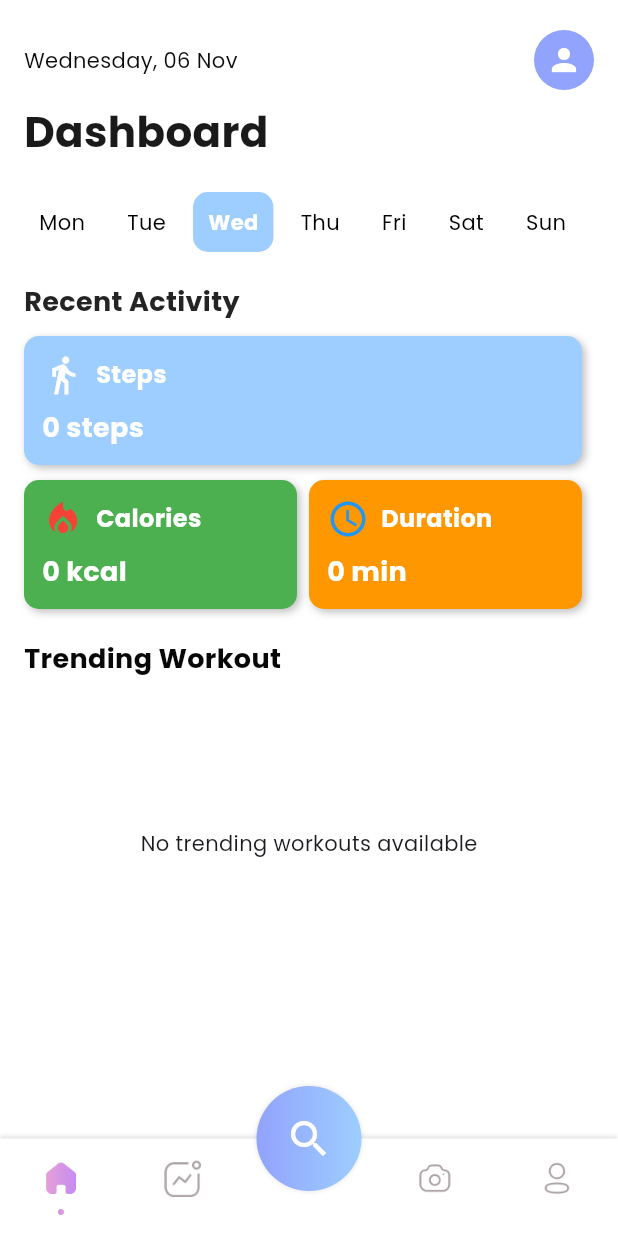
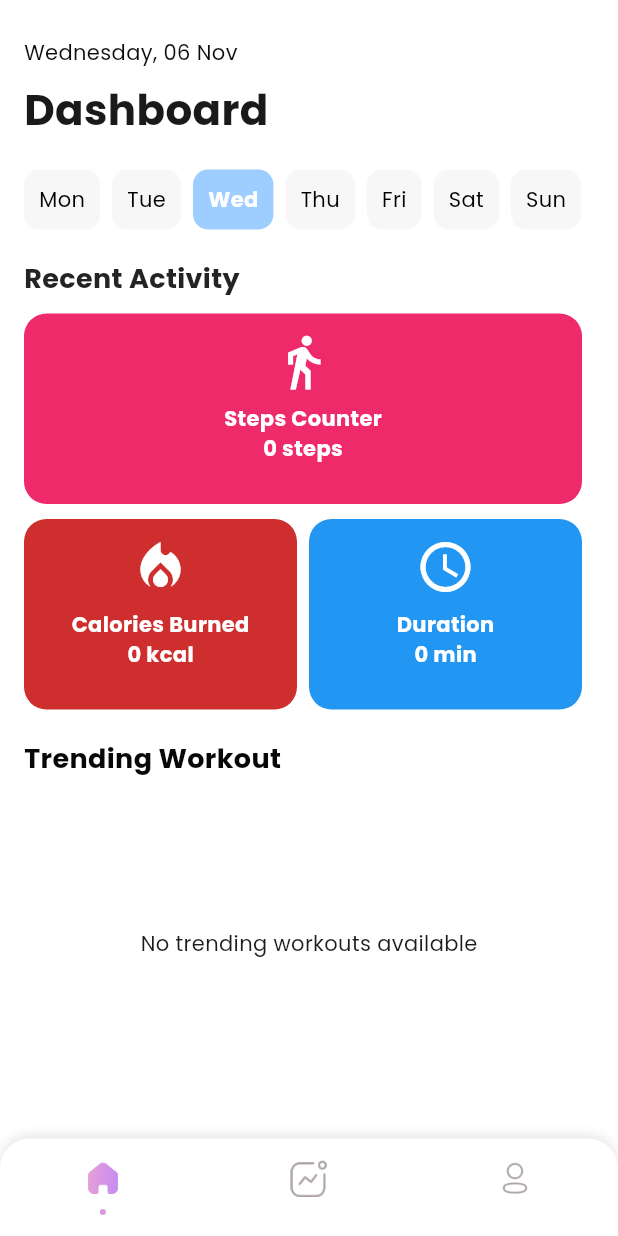
Before and after one commit to Raza-Rz/Fitverse-APP, a Flutter app: the DashboardScreen screen opened by its route, on a phone screen of 412 x 824 dp. Run offline on Flutter 3.47's test engine with Material 3 defaults, Android fonts, the phone set to English and light mode, and no system bars; our stand-ins replace animated_toggle_switch, cloud_firestore, firebase_auth, firebase_core, fl_chart, pedometer and 4 more; missing offline and left inert: dotted_dashed_line, simple_animation_progress_bar; accounts and stored records are empty; key blocks and very long unbroken strings in the code were emptied for the run.

Commit message:
home new

```diff
--- a/lib/view/dashboard/dashboard_screen.dart
+++ b/lib/view/dashboard/dashboard_screen.dart
@@ -30,27 +30,27 @@ class _DashboardScreenState extends State<DashboardScreen> {
   @override
   Widget build(BuildContext context) {
     return Scaffold(
-      backgroundColor: AppColors.whiteColor,
-      floatingActionButtonLocation: FloatingActionButtonLocation.centerDocked,
-      floatingActionButton: InkWell(
-        onTap: () {},
-        child: SizedBox(
-          width: 70,
-          height: 70,
-          child: Container(
-            width: 65,
-            height: 65,
-            decoration: BoxDecoration(
-                gradient: LinearGradient(colors: AppColors.primaryG),
-                borderRadius: BorderRadius.circular(35),
-                boxShadow: const [
-                  BoxShadow(color: Colors.black12, blurRadius: 2)
-                ]),
-            child: const Icon(Icons.search_sharp,
-                color: AppColors.whiteColor, size: 32),
-          ),
-        ),
-      ),
+      backgroundColor: const Color.fromARGB(255, 255, 255, 255),
+      // floatingActionButtonLocation: FloatingActionButtonLocation.centerDocked,
+      // floatingActionButton: InkWell(
+      //   onTap: () {},
+      //   child: SizedBox(
+      //     width: 70,
+      //     height: 70,
+      //     child: Container(
+      //       width: 65,
+      //       height: 65,
+      //       decoration: BoxDecoration(
+      //           gradient: LinearGradient(colors: AppColors.primaryG),
+      //           borderRadius: BorderRadius.circular(35),
+      //           boxShadow: const [
+      //             BoxShadow(color: Colors.black12, blurRadius: 2)
+      //           ]),
+      //       child: const Icon(Icons.search_sharp,
+      //           color: AppColors.whiteColor, size: 32),
+      //     ),
+      //   ),
+      // ),
       body: IndexedStack(
         index: selectTab,
         children: _widgetOptions,
@@ -61,14 +61,21 @@ class _DashboardScreenState extends State<DashboardScreen> {
         padding: const EdgeInsets.all(0),
         child: Container(
           height: Platform.isIOS ? 70 : 65,
+
           decoration: const BoxDecoration(
-              color: AppColors.whiteColor,
+
+              color: Color.fromARGB(255, 255, 255, 255),
+              borderRadius: BorderRadiusDirectional.vertical(
+                top: Radius.circular(20)
+              ),
               boxShadow: [
                 BoxShadow(
-                    color: Colors.black12,
-                    blurRadius: 2,
+                    color: Color.fromARGB(31, 49, 49, 49),
+                    blurRadius: 6,
                     offset: Offset(0, -2))
-              ]),
+              ],
+              ),
+
           child: Row(
             mainAxisAlignment: MainAxisAlignment.spaceAround,
             children: [
@@ -94,18 +101,18 @@ class _DashboardScreenState extends State<DashboardScreen> {
                       });
                     }
                   }),
-              const SizedBox(width: 30),
-              TabButton(
-                  icon: "assets/icons/camera_icon.png",
-                  selectIcon: "assets/icons/camera_select_icon.png",
-                  isActive: selectTab == 2,
-                  onTap: () {
-                    if (mounted) {
-                      setState(() {
-                        selectTab = 2;
-                      });
-                    }
-                  }),
+              // const SizedBox(width: 30),
+              // TabButton(
+              //     icon: "assets/icons/camera_icon.png",
+              //     selectIcon: "assets/icons/camera_select_icon.png",
+              //     isActive: selectTab == 2,
+              //     onTap: () {
+              //       if (mounted) {
+              //         setState(() {
+              //           selectTab = 2;
+              //         });
+              //       }
+              //     }),
               TabButton(
                   icon: "assets/icons/user_icon.png",
                   selectIcon: "assets/icons/user_select_icon.png",
--- a/lib/view/home/home_screen.dart
+++ b/lib/view/home/home_screen.dart
@@ -23,11 +23,13 @@ class _HomeScreenState extends State<HomeScreen> {
   double _caloriesBurned = 0;
   int _duration = 0;
 
+  Map<String, dynamic> localData = {}; // Store local data for all days
+
   @override
   void initState() {
     super.initState();
     _requestPermissions();
-    _fetchDataForSelectedDay(); // Fetch today's data on init
+    _loadLocalData(); // Load data on init
   }
 
   Future<void> _requestPermissions() async {
@@ -46,7 +48,7 @@ class _HomeScreenState extends State<HomeScreen> {
         _caloriesBurned = calculateCaloriesBurned(_totalSteps);
         _duration = (_totalSteps / 1000).round();
       });
-      _logStepsLocally();
+      _logStepsLocally(); // Log steps in local storage
     });
   }
 
@@ -57,24 +59,29 @@ class _HomeScreenState extends State<HomeScreen> {
   void _logStepsLocally() async {
     if (user != null) {
       LocalStorage localStorage = LocalStorage();
-      String currentDate = DateFormat('yyyy-MM-dd').format(DateTime.now()); // Use a standard date format
+      String currentDate = DateFormat('yyyy-MM-dd').format(DateTime.now());
       await localStorage.writeData(currentDate, _totalSteps, _caloriesBurned, _duration);
     }
   }
 
+  Future<void> _loadLocalData() async {
+    LocalStorage localStorage = LocalStorage();
+    Map<String, dynamic> data = await localStorage.readData();
+    setState(() {
+      localData = data;
+      _fetchDataForSelectedDay(); // Fetch data for current day on init
+    });
+  }
+
   Future<void> _fetchDataForSelectedDay() async {
-    LocalStorage localStorage = LocalStorage();
     String selectedDate = _getDateForSelectedDay();
-
-    Map<String, dynamic> data = await localStorage.readData();
-    if (data.containsKey(selectedDate)) {
+    if (localData.containsKey(selectedDate)) {
       setState(() {
-        _totalSteps = data[selectedDate]['totalSteps'];
-        _caloriesBurned = data[selectedDate]['caloriesBurned'];
-        _duration = data[selectedDate]['duration'];
+        _totalSteps = localData[selectedDate]['totalSteps'];
+        _caloriesBurned = localData[selectedDate]['caloriesBurned'];
+        _duration = localData[selectedDate]['duration'];
       });
     } else {
-      // Handle case where no data is available for the selected day
       setState(() {
         _totalSteps = 0;
         _caloriesBurned = 0;
@@ -84,10 +91,7 @@ class _HomeScreenState extends State<HomeScreen> {
   }
 
   String _getDateForSelectedDay() {
-    // Get the current date
     DateTime today = DateTime.now();
-
-    // Calculate the date for the selected day index
     DateTime selectedDate = today.subtract(Duration(days: today.weekday - (selectedDayIndex + 1)));
     return DateFormat('yyyy-MM-dd').format(selectedDate);
   }
@@ -97,10 +101,10 @@ class _HomeScreenState extends State<HomeScreen> {
     String currentDate = DateFormat('EEEE, dd MMM').format(DateTime.now());
 
     return Scaffold(
-      backgroundColor: const Color.fromARGB(255, 255, 255, 255),
+      backgroundColor: Colors.transparent,
       body: SafeArea(
-        child: SingleChildScrollView( // Enable scrolling for the entire screen
-          padding: const EdgeInsets.symmetric(horizontal: 16.0, vertical: 20.0),
+        child: SingleChildScrollView(
+          padding: const EdgeInsets.symmetric(horizontal: 16.0, vertical: 25.0),
           child: Column(
             crossAxisAlignment: CrossAxisAlignment.start,
             children: [
@@ -112,10 +116,10 @@ class _HomeScreenState extends State<HomeScreen> {
                     currentDate,
                     style: TextStyle(color: const Color.fromARGB(255, 12, 12, 12), fontSize: 14),
                   ),
-                  CircleAvatar(
-                    backgroundColor: AppColors.primaryColor1,
-                    child: Icon(Icons.person, color: Colors.white),
-                  ),
+                  // CircleAvatar(
+                  //   backgroundColor: AppColors.primaryColor1,
+                  //   child: Icon(Icons.person, color: Colors.white),
+                  // ),
                 ],
               ),
               const SizedBox(height: 8),
@@ -148,7 +152,7 @@ class _HomeScreenState extends State<HomeScreen> {
                         padding: const EdgeInsets.symmetric(horizontal: 10, vertical: 6),
                         margin: const EdgeInsets.only(right: 8),
                         decoration: BoxDecoration(
-                          color: isSelected ? AppColors.primaryColor2 : const Color.fromARGB(255, 255, 255, 255),
+                          color: isSelected ? AppColors.primaryColor2 : const Color.fromARGB(255, 247, 247, 247),
                           borderRadius: BorderRadius.circular(10),
                         ),
                         child: Center(
@@ -186,7 +190,7 @@ class _HomeScreenState extends State<HomeScreen> {
                   Row(
                     mainAxisAlignment: MainAxisAlignment.spaceBetween,
                     children: [
-                      activityCard('Steps', '$_totalSteps steps', Icons.directions_walk, AppColors.whiteColor, AppColors.primaryColor2),
+                      activityCard('Steps Counter', '$_totalSteps steps', Icons.directions_walk, AppColors.whiteColor, const Color.fromARGB(255, 238, 42, 107)),
                     ],
                   ),
                   const SizedBox(height: 10), // Space between rows
@@ -194,8 +198,8 @@ class _HomeScreenState extends State<HomeScreen> {
                   Row(
                     mainAxisAlignment: MainAxisAlignment.spaceBetween,
                     children: [
-                      activityCard('Calories', '${_caloriesBurned.toInt()} kcal', Icons.local_fire_department, Colors.red, Colors.green),
-                      activityCard('Duration', '$_duration min', Icons.access_time, Colors.blue, Colors.orange),
+                      activityCard('Calories Burned', '${_caloriesBurned.toInt()} kcal', Icons.local_fire_department, const Color.fromARGB(255, 255, 255, 255), const Color.fromARGB(255, 207, 46, 46)),
+                      activityCard('Duration', '$_duration min', Icons.access_time, Colors.white, Colors.blue),
                     ],
                   ),
                 ],
@@ -232,49 +236,39 @@ class _HomeScreenState extends State<HomeScreen> {
         padding: const EdgeInsets.all(12),
         decoration: BoxDecoration(
           color: cardColor,
-          borderRadius: BorderRadius.circular(10),
-          boxShadow: [
-            BoxShadow(
-              color: Colors.black26,
-              offset: Offset(2, 2),
-              blurRadius: 4,
-            ),
-          ],
+          borderRadius: BorderRadius.circular(15),
         ),
         child: Column(
-          crossAxisAlignment: CrossAxisAlignment.start,
+          mainAxisAlignment: MainAxisAlignment.center,
           children: [
-            Row(
-              children: [
-                Icon(icon, color: iconColor, size: 28), // Increased icon size for better visibility
-                const SizedBox(width: 8),
-                Text(
-                  title,
-                  style: TextStyle(color: Colors.white, fontWeight: FontWeight.bold, fontSize: 16), // Increased font size
-                ),
-              ],
-            ),
+            Icon(icon, size: 40, color: iconColor),
             const SizedBox(height: 8),
             Text(
+              title,
+              style: TextStyle(color: Colors.white, fontWeight: FontWeight.w800),
+            ),
+
+            Text(
               value,
-              style: TextStyle(color: Colors.white, fontSize: 18, fontWeight: FontWeight.bold), // Increased font size
-            ),
+              style: TextStyle(color: Colors.white, fontWeight: FontWeight.w600),
+            ),const SizedBox(height: 15),
           ],
         ),
       ),
     );
   }
 
-  // Widget for Trending Workout Section
+  // Widget for Trending Workouts
   Widget trendingWorkoutSection() {
-    return FutureBuilder<QuerySnapshot>(
-      future: FirebaseFirestore.instance
-          .collection('workouts')
-          .where('trending', isEqualTo: true)
-          .get(),
+    return StreamBuilder<QuerySnapshot>(
+      stream: FirebaseFirestore.instance.collection('workouts').where('trending', isEqualTo: true).snapshots(),
       builder: (context, snapshot) {
         if (snapshot.connectionState == ConnectionState.waiting) {
           return Center(child: CircularProgressIndicator());
+        }
+
+        if (snapshot.hasError) {
+          return Center(child: Text('Error fetching data'));
         }
 
         if (!snapshot.hasData || snapshot.data!.docs.isEmpty) {
@@ -288,16 +282,16 @@ class _HomeScreenState extends State<HomeScreen> {
             var workout = snapshot.data!.docs[index];
             return Card(
               margin: const EdgeInsets.only(right: 10),
-              child: Container(
-                width: 150,
-                child: Column(
-                  children: [
-                    Image.network(workout['image'], fit: BoxFit.cover), // Assuming 'image' field exists
-                    Padding(
-                      padding: const EdgeInsets.all(8.0),
-                      child: Text(workout['title'], textAlign: TextAlign.center),
-                    ),
-                  ],
+              shape: RoundedRectangleBorder(
+                borderRadius: BorderRadius.circular(15),
+              ),
+              child: ClipRRect(
+                borderRadius: BorderRadius.circular(15),
+                child: Image.network(
+                  workout['imageUrl'],
+                  fit: BoxFit.cover,
+                  width: 150,
+                  height: 200,
                 ),
               ),
             );
@@ -308,35 +302,29 @@ class _HomeScreenState extends State<HomeScreen> {
   }
 }
 
+// LocalStorage class for saving and retrieving data locally
 class LocalStorage {
-  Future<void> writeData(String date, int totalSteps, double caloriesBurned, int duration) async {
+  Future<Map<String, dynamic>> readData() async {
     final directory = await getApplicationDocumentsDirectory();
-    final file = File('${directory.path}/activity_data.json');
+    final file = File('${directory.path}/health_data.json');
+    if (await file.exists()) {
+      final jsonString = await file.readAsString();
+      return Map<String, dynamic>.from(jsonDecode(jsonString));
+    }
+    return {};
+  }
 
-    Map<String, dynamic> data = {};
-    if (await file.exists()) {
-      String contents = await file.readAsString();
-      data = json.decode(contents);
-    }
+  Future<void> writeData(String date, int steps, double calories, int duration) async {
+    final directory = await getApplicationDocumentsDirectory();
+    final file = File('${directory.path}/health_data.json');
+    Map<String, dynamic> data = await readData();
 
     data[date] = {
-      'totalSteps': totalSteps,
-      'caloriesBurned': caloriesBurned,
+      'totalSteps': steps,
+      'caloriesBurned': calories,
       'duration': duration,
     };
 
-    await file.writeAsString(json.encode(data));
-  }
-
-  Future<Map<String, dynamic>> readData() async {
-    final directory = await getApplicationDocumentsDirectory();
-    final file = File('${directory.path}/activity_data.json');
-
-    if (await file.exists()) {
-      String contents = await file.readAsString();
-      return json.decode(contents);
-    }
-
-    return {};
+    await file.writeAsString(jsonEncode(data));
   }
 }
```
Also changed, not shown: lib/view/login/login_screen.dart (+99 -6 lines), lib/view/signup/email_verification.dart (added, +116 -0 lines), lib/view/signup/signup_screen.dart (+21 -14 lines), lib/view/welcome/welcome_screen.dart (line endings or trailing spaces), pubspec.lock.
